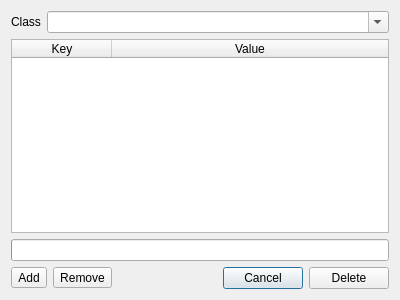
First picture: the form in deletedialog.ui, repository Kuszki/K-Converter, before the edit.
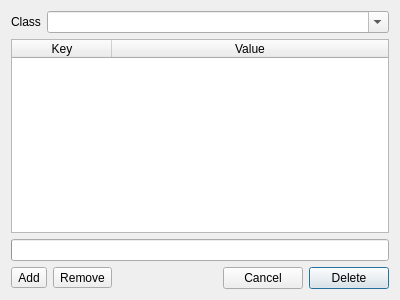
Second picture: the form after the edit. Icons and pictures are not drawn.

Commit message: Add default button

Diff of the .ui file:
```diff
--- a/deletedialog.ui
+++ b/deletedialog.ui
@@ -80,6 +80,9 @@
        <property name="text">
         <string>Delete</string>
        </property>
+       <property name="default">
+        <bool>true</bool>
+       </property>
       </widget>
      </item>
     </layout>
```
